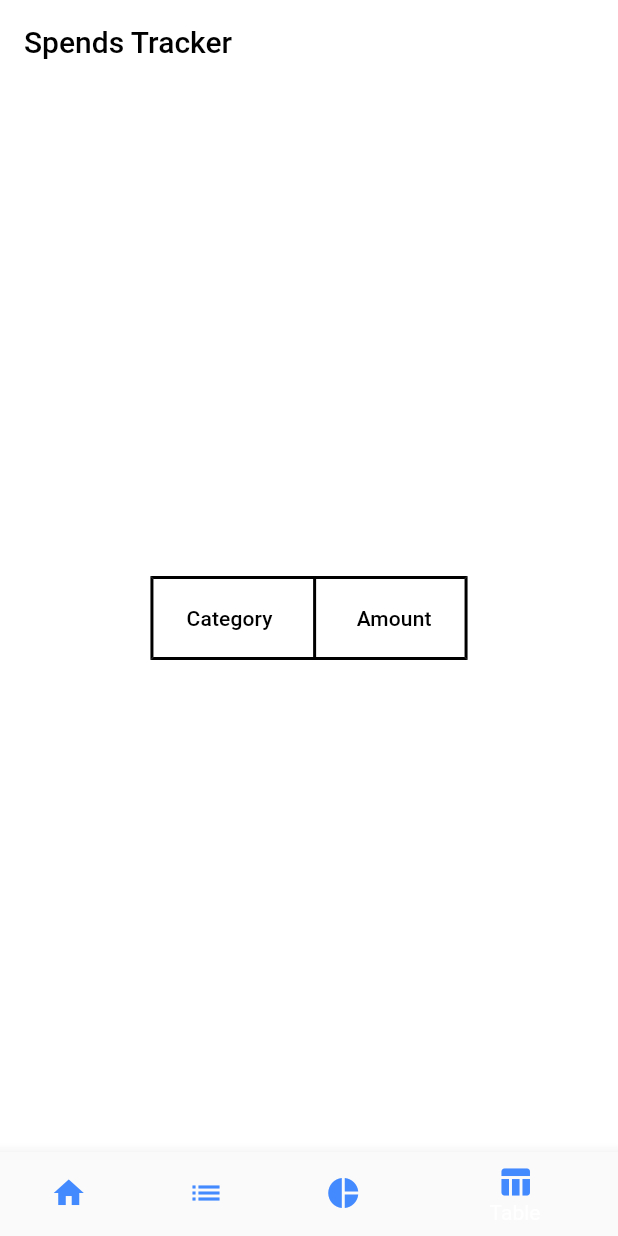
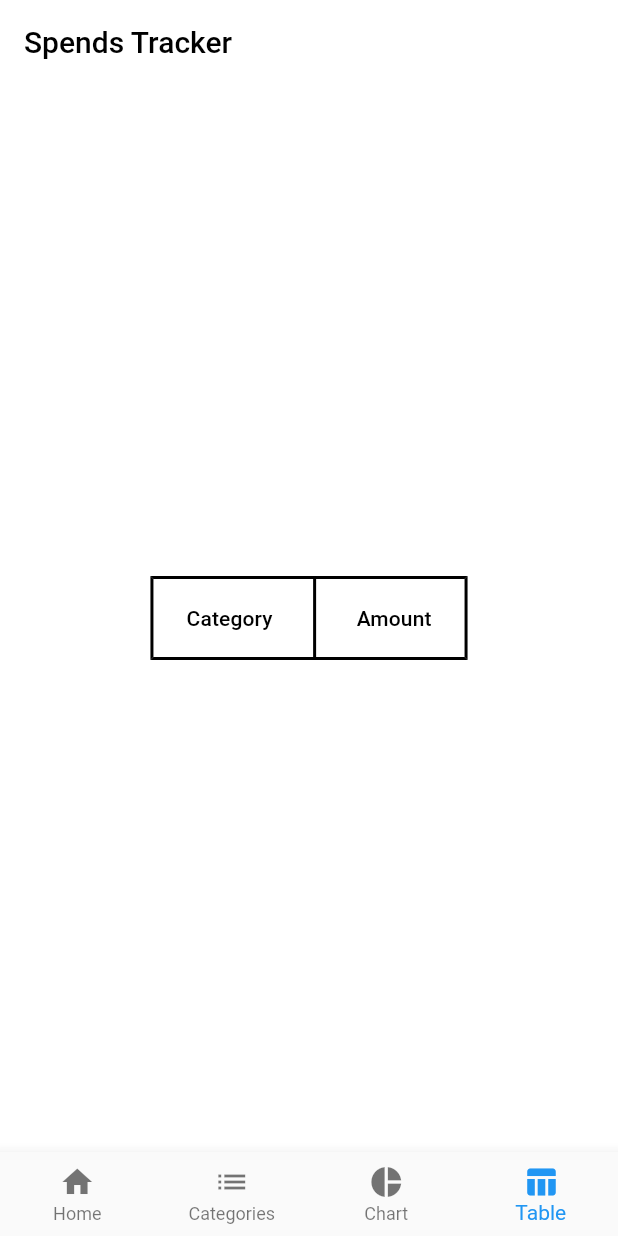
Before and after one commit to ajomuch92/spend_tracker, a Flutter app: the screen it shows after launch, swiped to page 4, on a phone screen of 412 x 824 dp. Run offline on Flutter 3.47's test engine with Material 2 defaults, Android fonts, the phone set to English and light mode, and no system bars; our stand-ins replace fast_immutable_collections, fl_chart, flutter_form_builder, flutter_slidable, form_builder_validators, material_design_icons_flutter and 2 more; missing offline and left inert: flutter_is_dark_color_hsp, form_builder_extra_fields, simple_fontellico_progress_dialog; accounts and stored records are empty.

Commit message:
refactor: 💡 Changing bottom navigation type

```diff
--- a/lib/views/Index.dart
+++ b/lib/views/Index.dart
@@ -58,21 +58,22 @@ class _IndexState extends State<Index> with AutomaticKeepAliveClientMixin{
         },
       ),
       bottomNavigationBar: BottomNavigationBar(
+        type: BottomNavigationBarType.fixed,
         items: const [
           BottomNavigationBarItem(
-            icon: Icon(Icons.home, color: Colors.blueAccent,),
+            icon: Icon(Icons.home),
             label: 'Home',
           ),
           BottomNavigationBarItem(
-            icon: Icon(Icons.list, color: Colors.blueAccent,),
+            icon: Icon(Icons.list),
             label: 'Categories',
           ),
           BottomNavigationBarItem(
-            icon: Icon(Icons.pie_chart, color: Colors.blueAccent,),
+            icon: Icon(Icons.pie_chart),
             label: 'Chart',
           ),
           BottomNavigationBarItem(
-            icon: Icon(Icons.table_chart, color: Colors.blueAccent,),
+            icon: Icon(Icons.table_chart),
             label: 'Table',
           )
         ],
```
